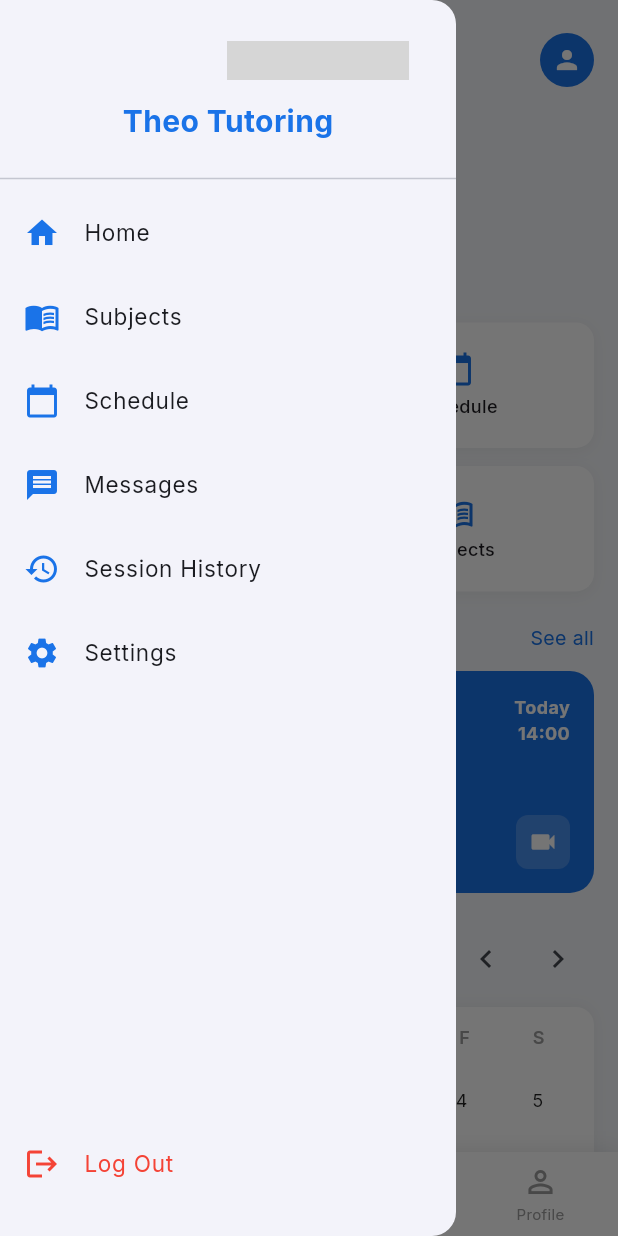
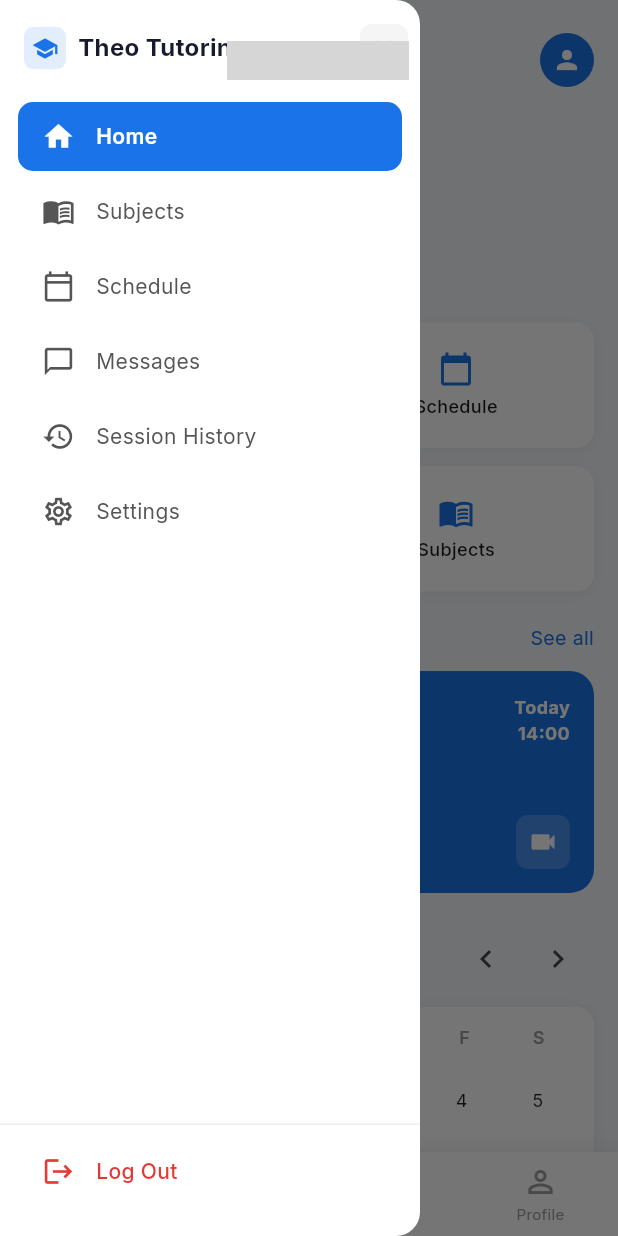
Before and after one commit to TshidisoPossa/TheoTutoring, a Flutter app: the screen it shows after launch, with the side drawer open, on a phone screen of 412 x 824 dp. Run offline on Flutter 3.47's test engine with Material 3 defaults, Android fonts, the phone set to English and light mode, and no system bars; our stand-ins replace firebase_auth, google_fonts, image_picker; accounts and stored records are empty; grey boxes are pictures that could not be loaded.

Commit message:
Add sidebar drawer to student dashboard

```diff
--- a/lib/screens/student/student_dashboard.dart
+++ b/lib/screens/student/student_dashboard.dart
@@ -10,6 +10,7 @@ class StudentDashboard extends StatefulWidget {
 
 class _StudentDashboardState extends State<StudentDashboard> {
   int _currentIndex = 0;
+  int _selectedDrawerIndex = 0;
   DateTime _selectedDate = DateTime.now();
 
   final List<Map<String, dynamic>> _topTutors = [
@@ -101,55 +102,163 @@ class _StudentDashboardState extends State<StudentDashboard> {
   // ── SIDE DRAWER ──────────────────────────────────────
   Widget _buildSideDrawer() {
     final items = [
-      {'icon': Icons.home, 'label': 'Home'},
-      {'icon': Icons.menu_book, 'label': 'Subjects'},
-      {'icon': Icons.calendar_today, 'label': 'Schedule'},
-      {'icon': Icons.message, 'label': 'Messages'},
-      {'icon': Icons.history, 'label': 'Session History'},
-      {'icon': Icons.settings, 'label': 'Settings'},
+      {'icon': Icons.home_outlined, 'activeIcon': Icons.home, 'label': 'Home'},
+      {'icon': Icons.menu_book_outlined, 'activeIcon': Icons.menu_book, 'label': 'Subjects'},
+      {'icon': Icons.calendar_today_outlined, 'activeIcon': Icons.calendar_today, 'label': 'Schedule'},
+      {'icon': Icons.chat_bubble_outline, 'activeIcon': Icons.chat_bubble, 'label': 'Messages'},
+      {'icon': Icons.history, 'activeIcon': Icons.history, 'label': 'Session History'},
+      {'icon': Icons.settings_outlined, 'activeIcon': Icons.settings, 'label': 'Settings'},
     ];
 
     return Drawer(
+      width: 280,
+      backgroundColor: Colors.white,
+      child: SafeArea(
         child: Column(
+          crossAxisAlignment: CrossAxisAlignment.start,
           children: [
-          const SizedBox(height: 50),
+            // ── Header: logo + X close button ──
             Padding(
-            padding: const EdgeInsets.all(16),
-            child: Text(
+              padding: const EdgeInsets.fromLTRB(16, 16, 8, 8),
+              child: Row(
+                mainAxisAlignment: MainAxisAlignment.spaceBetween,
+                children: [
+                  Row(
+                    children: [
+                      Container(
+                        width: 28,
+                        height: 28,
+                        decoration: BoxDecoration(
+                          color: const Color(0xFF1A73E8).withOpacity(0.12),
+                          borderRadius: BorderRadius.circular(6),
+                        ),
+                        child: const Icon(
+                          Icons.school,
+                          color: Color(0xFF1A73E8),
+                          size: 18,
+                        ),
+                      ),
+                      const SizedBox(width: 8),
+                      Text(
                         'Theo Tutoring',
                         style: GoogleFonts.inter(
-                fontSize: 20,
+                          fontSize: 16,
                           fontWeight: FontWeight.bold,
-                color: const Color(0xFF1A73E8),
+                          color: const Color(0xFF1A1A2E),
+                        ),
+                      ),
+                    ],
+                  ),
+                  // X close button
+                  GestureDetector(
+                    onTap: () => Navigator.of(context).pop(),
+                    child: Container(
+                      width: 32,
+                      height: 32,
+                      decoration: BoxDecoration(
+                        color: Colors.grey.shade100,
+                        borderRadius: BorderRadius.circular(8),
+                      ),
+                      child: const Icon(
+                        Icons.close,
+                        color: Color(0xFF666666),
+                        size: 18,
                       ),
                     ),
                   ),
-          const Divider(),
-          ...items.map((item) => ListTile(
-            leading: Icon(
-              item['icon'] as IconData,
-              color: const Color(0xFF1A73E8),
+                ],
               ),
-            title: Text(
+            ),
+
+            const SizedBox(height: 8),
+
+            // ── Nav items ──
+            Expanded(
+              child: ListView.builder(
+                padding: const EdgeInsets.symmetric(horizontal: 12, vertical: 4),
+                itemCount: items.length,
+                itemBuilder: (context, index) {
+                  final item = items[index];
+                  final isSelected = _selectedDrawerIndex == index;
+
+                  return Padding(
+                    padding: const EdgeInsets.only(bottom: 4),
+                    child: GestureDetector(
+                      onTap: () {
+                        setState(() => _selectedDrawerIndex = index);
+                        Navigator.of(context).pop();
+                      },
+                      child: AnimatedContainer(
+                        duration: const Duration(milliseconds: 200),
+                        padding: const EdgeInsets.symmetric(
+                          horizontal: 16,
+                          vertical: 12,
+                        ),
+                        decoration: BoxDecoration(
+                          color: isSelected
+                              ? const Color(0xFF1A73E8)
+                              : Colors.transparent,
+                          borderRadius: BorderRadius.circular(10),
+                        ),
+                        child: Row(
+                          children: [
+                            Icon(
+                              isSelected
+                                  ? item['activeIcon'] as IconData
+                                  : item['icon'] as IconData,
+                              color: isSelected ? Colors.white : const Color(0xFF555555),
+                              size: 22,
+                            ),
+                            const SizedBox(width: 14),
+                            Text(
                               item['label'] as String,
-              style: GoogleFonts.inter(fontSize: 15),
+                              style: GoogleFonts.inter(
+                                fontSize: 14,
+                                fontWeight: isSelected
+                                    ? FontWeight.w600
+                                    : FontWeight.w400,
+                                color: isSelected ? Colors.white : const Color(0xFF555555),
                               ),
-            onTap: () => Navigator.pop(context),
-          )),
-          const Spacer(),
-          ListTile(
-            leading: const Icon(Icons.logout, color: Colors.red),
-            title: Text(
+                            ),
+                          ],
+                        ),
+                      ),
+                    ),
+                  );
+                },
+              ),
+            ),
+
+            // ── Divider + Log Out ──
+            const Divider(height: 1, color: Color(0xFFEEEEEE)),
+            Padding(
+              padding: const EdgeInsets.fromLTRB(12, 8, 12, 20),
+              child: GestureDetector(
+                onTap: () {
+                  Navigator.of(context).pop();
+                  // TODO: implement logout (clear Firebase session)
+                },
+                child: Padding(
+                  padding: const EdgeInsets.symmetric(horizontal: 16, vertical: 12),
+                  child: Row(
+                    children: [
+                      const Icon(Icons.logout, color: Color(0xFFE53935), size: 22),
+                      const SizedBox(width: 14),
+                      Text(
                         'Log Out',
                         style: GoogleFonts.inter(
-                fontSize: 15,
-                color: Colors.red,
+                          fontSize: 14,
+                          fontWeight: FontWeight.w500,
+                          color: const Color(0xFFE53935),
                         ),
                       ),
-            onTap: () {},
+                    ],
                   ),
-          const SizedBox(height: 20),
+                ),
+              ),
+            ),
           ],
+        ),
       ),
     );
   }
```
Lines whose indentation alone changed are shown as unchanged.
